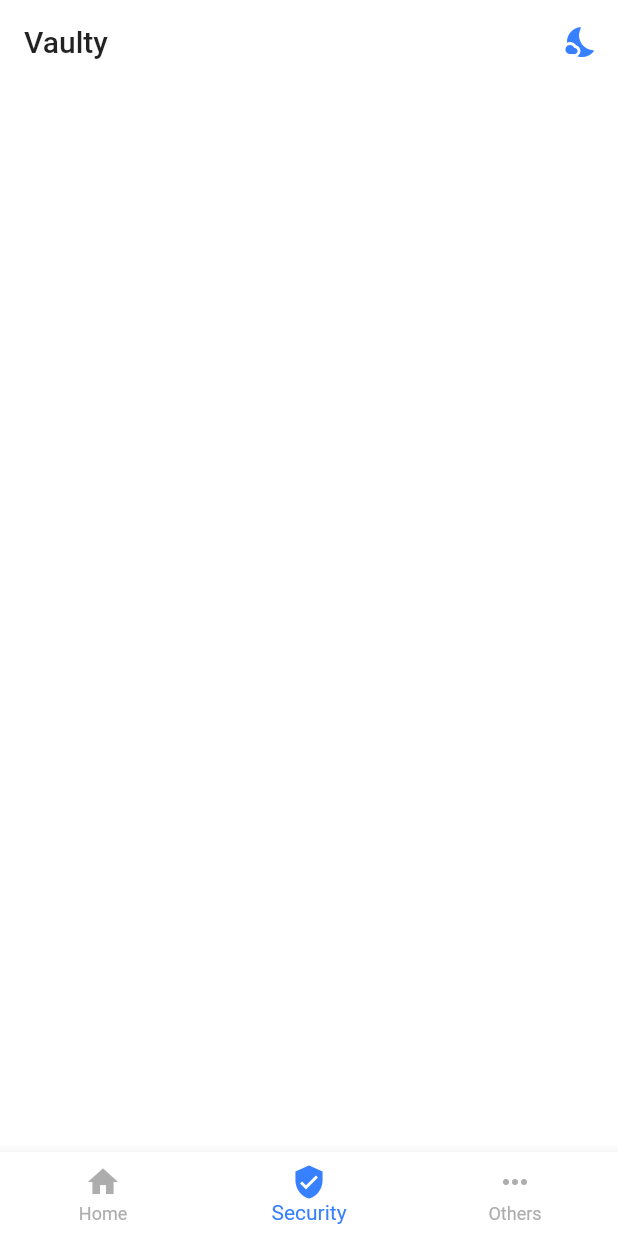
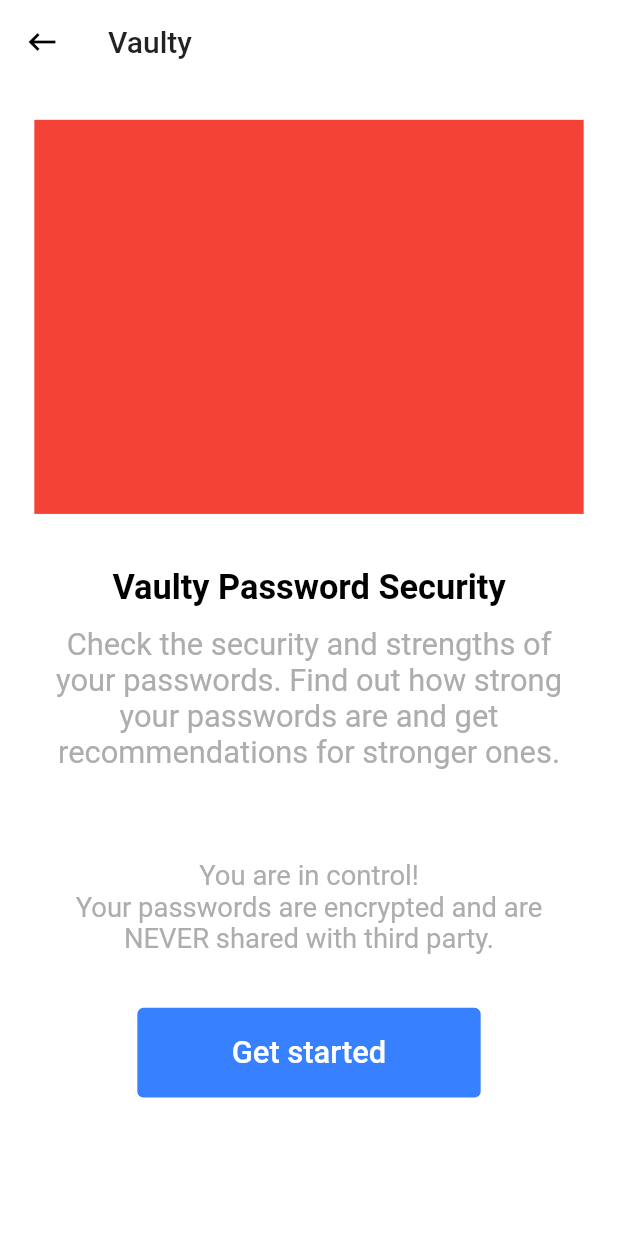
Before and after one commit to Crazelu/vaulty, a Flutter app: the screen it shows after launch, item 2 of the bottom bar chosen, on a phone screen of 412 x 824 dp. Run offline on Flutter 3.47's test engine with Material 2 defaults, Android fonts, the phone set to English and light mode, and no system bars; our stand-ins replace flutter_screenutil, flutter_secure_storage, get; network calls fail.

Commit message:
feat: modularizes CustomButton, adds SecurityOnboardingView

```diff
--- a/lib/main.dart
+++ b/lib/main.dart
@@ -1,7 +1,7 @@
 import 'package:flutter/material.dart';
 import 'package:get/get.dart';
+import 'package:vaulty/constants/constants.dart';
 import 'package:vaulty/routes/router.dart';
-import 'package:vaulty/ui/views/index.dart';
 import 'package:vaulty/controllers/theme_controller.dart';
 
 void main() {
@@ -18,8 +18,8 @@
         debugShowCheckedModeBanner: false,
         defaultTransition: Transition.rightToLeft,
         theme: _themeController.theme,
+        initialRoute: InitialRoute,
         getPages: VaultyRouter.routes,
-        home: IndexView(),
       ),
     );
   }
--- /dev/null
+++ b/lib/ui/shared/button.dart
@@ -0,0 +1,40 @@
+import 'package:flutter/material.dart';
+import 'package:flutter_screenutil/flutter_screenutil.dart';
+
+class CustomButton extends StatelessWidget {
+  final Function? onPressed;
+  final Widget? child;
+  final String text;
+  final double padding;
+
+  const CustomButton(
+      {Key? key, this.onPressed, this.text: '', this.padding: 0, this.child})
+      : super(key: key);
+  @override
+  Widget build(BuildContext context) {
+    return Container(
+      padding: EdgeInsets.symmetric(horizontal: padding.w),
+      child: TextButton(
+        style: ButtonStyle(
+          minimumSize:
+              MaterialStateProperty.resolveWith((states) => Size(200.w, 50.h)),
+          foregroundColor: MaterialStateProperty.resolveWith(
+              (states) => Theme.of(context).primaryColorLight),
+          backgroundColor: MaterialStateProperty.resolveWith(
+              (states) => Theme.of(context).buttonColor),
+          overlayColor: MaterialStateProperty.resolveWith(
+              (states) => Theme.of(context).highlightColor),
+        ),
+        onPressed: () {
+          if (onPressed != null) onPressed!();
+        },
+        child: child != null
+            ? child!
+            : Text(
+                text,
+                style: TextStyle(fontSize: 18.sp),
+              ),
+      ),
+    );
+  }
+}
--- a/lib/ui/views/add_account_info_view.dart
+++ b/lib/ui/views/add_account_info_view.dart
@@ -1,5 +1,6 @@
 import 'package:flutter/material.dart';
 import 'package:get/get.dart';
+import 'package:vaulty/ui/shared/button.dart';
 import 'package:vaulty/ui/shared/custom_form_field.dart';
 import 'package:vaulty/ui/shared/responsive_widget.dart';
 import 'package:vaulty/ui/shared/vertical_spacer.dart';
@@ -118,29 +119,14 @@
 
                     VerticalSpacer(flex: 5),
 
-                    Container(
-                      padding: EdgeInsets.symmetric(horizontal: 20.w),
-                      child: TextButton(
-                        style: ButtonStyle(
-                          minimumSize: MaterialStateProperty.resolveWith(
-                              (states) => Size(70.w, 50.h)),
-                          foregroundColor: MaterialStateProperty.resolveWith(
-                              (states) => Theme.of(context).primaryColorLight),
-                          backgroundColor: MaterialStateProperty.resolveWith(
-                              (states) => Theme.of(context).buttonColor),
-                          overlayColor: MaterialStateProperty.resolveWith(
-                              (states) => Theme.of(context).highlightColor),
-                        ),
-                        onPressed: () {
-                          if (_formKey.currentState!.validate()) {
-                            print('Validated');
-                          }
-                        },
-                        child: Text(
-                          'Add account',
-                          style: TextStyle(fontSize: 18.sp),
-                        ),
-                      ),
+                    CustomButton(
+                      padding: 20,
+                      text: 'Add account',
+                      onPressed: () {
+                        if (_formKey.currentState!.validate()) {
+                          print('Validated');
+                        }
+                      },
                     ),
                   ],
                 )),
--- a/lib/ui/views/index.dart
+++ b/lib/ui/views/index.dart
@@ -1,5 +1,6 @@
 import 'package:flutter/material.dart';
 import 'package:get/get.dart';
+import 'package:vaulty/constants/constants.dart';
 import 'package:vaulty/controllers/theme_controller.dart';
 import 'package:vaulty/ui/shared/responsive_widget.dart';
 import 'package:vaulty/ui/views/home.dart';
@@ -22,6 +23,14 @@
     _controller = PageController(initialPage: _currentPage);
   }
 
+  void onPageChanged(int page) {
+    setState(() {
+      _currentPage = page;
+    });
+    _controller.jumpToPage(page);
+    if (page == 1) Get.toNamed(SecurityOnboardingRoute);
+  }
+
   @override
   Widget build(BuildContext context) {
     return ResponsiveWidget(
@@ -40,12 +49,7 @@
             currentIndex: _currentPage,
             unselectedItemColor: Theme.of(context).unselectedWidgetColor,
             selectedItemColor: Theme.of(context).primaryIconTheme.color,
-            onTap: (int page) {
-              setState(() {
-                _currentPage = page;
-              });
-              _controller.jumpToPage(page);
-            },
+            onTap: onPageChanged,
             items: [
               BottomNavigationBarItem(icon: Icon(Icons.home), label: 'Home'),
               BottomNavigationBarItem(
--- a/lib/ui/views/security_onboarding_view.dart
+++ b/lib/ui/views/security_onboarding_view.dart
@@ -1,8 +1,76 @@
 import 'package:flutter/material.dart';
+import 'package:get/get.dart';
+import 'package:vaulty/ui/shared/button.dart';
+import 'package:vaulty/ui/shared/responsive_widget.dart';
+import 'package:vaulty/ui/shared/extensions.dart';
+import 'package:vaulty/ui/shared/vertical_spacer.dart';
+import 'package:flutter_screenutil/flutter_screenutil.dart';
 
 class SecurityOnboardingView extends StatelessWidget {
   @override
   Widget build(BuildContext context) {
-    return Container();
+    return ResponsiveWidget(
+        appBar: AppBar(
+          title: Text('Vaulty'),
+          leading: IconButton(
+              icon: Icon(
+                Icons.keyboard_backspace,
+                color: Theme.of(context).primaryColorDark,
+              ),
+              onPressed: () {
+                Get.back();
+              }),
+        ),
+        builder: (context, size) {
+          return Container(
+            height: size.height,
+            width: size.width,
+            child: Column(
+              crossAxisAlignment: CrossAxisAlignment.center,
+              children: [
+                VerticalSpacer(flex: 2),
+
+                //Illustration goes here
+                Container(
+                  color: Colors.red,
+                  height: 220.h,
+                  width: size.width,
+                ),
+                VerticalSpacer(flex: 3),
+                Text('Vaulty Password Security',
+                    textAlign: TextAlign.center,
+                    style: TextStyle(
+                      fontSize: 20.sp,
+                      color: Theme.of(context).primaryColorDark,
+                      fontWeight: FontWeight.w600,
+                    )),
+                VerticalSpacer(),
+                Text(
+                    'Check the security and strengths of your passwords. Find out how strong your passwords are and get recommendations for stronger ones.',
+                    textAlign: TextAlign.center,
+                    style: TextStyle(
+                      fontSize: 18.sp,
+                      color: Theme.of(context).hintColor,
+                    )),
+                VerticalSpacer(flex: 5),
+                Text(
+                    'You are in control!\nYour passwords are encrypted and are NEVER shared with third party.',
+                    textAlign: TextAlign.center,
+                    style: TextStyle(
+                      fontSize: 16.sp,
+                      color: Theme.of(context).hintColor,
+                    )),
+                VerticalSpacer(flex: 3),
+
+                CustomButton(
+                  text: 'Get started',
+                  onPressed: () {
+                    Get.back();
+                  },
+                ),
+              ],
+            ),
+          ).pad;
+        });
   }
 }
```
